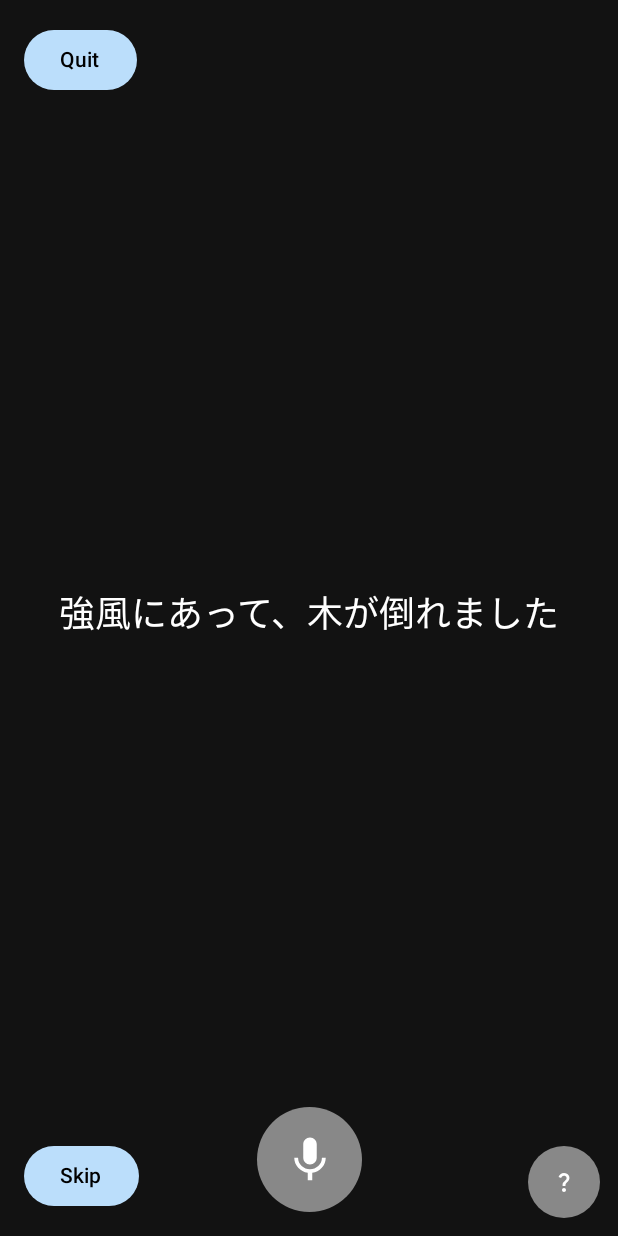
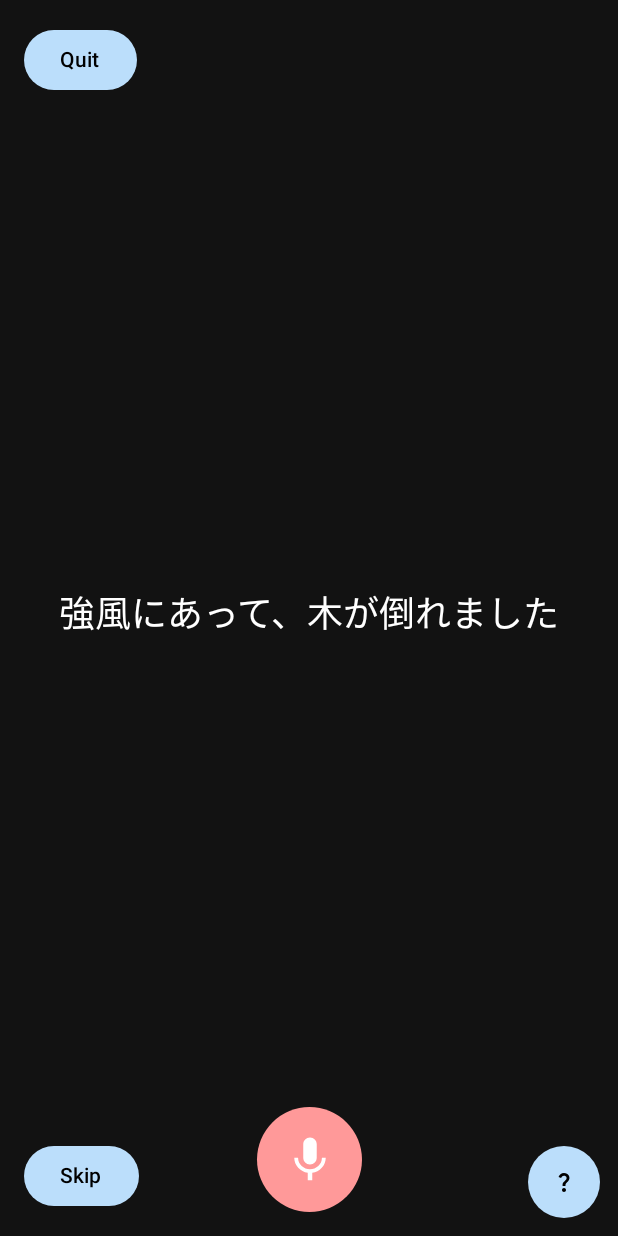
Before and after one commit to robpineda/koekoi, an Android app built with Jetpack Compose: the GameActivity screen opened directly, with no data from a screen before it, after a tap on "Speak", on a phone screen of 412 x 824 dp. Run offline under Robolectric (Android 15) with nearby library versions, the phone set to English and light mode, and no system bars; libraries missing offline, so code that uses them is left out: com.atilika.kuromoji.

Commit message:
Changed colors and animation of mic. Feedback to the user when the app is no longer listening

```diff
--- a/app/src/main/java/com/robertopineda/koekoi/GameActivity.kt
+++ b/app/src/main/java/com/robertopineda/koekoi/GameActivity.kt
@@ -50,6 +50,7 @@ class GameActivity : ComponentActivity() {
     private lateinit var speechRecognizer: SpeechRecognizer
     private lateinit var mediaPlayer: MediaPlayer
     private var currentOnResult: ((String) -> Unit)? = null
+    private var currentOnSpeechEnded: (() -> Unit)? = null // New callback for onEndOfSpeech
     private lateinit var selectedLanguage: String
     private lateinit var selectedDifficulty: String
 
@@ -95,6 +96,7 @@ class GameActivity : ComponentActivity() {
 
         override fun onEndOfSpeech() {
             Log.d("GameActivity", "Speech ended")
+            currentOnSpeechEnded?.invoke() // Notify GameScreen without altering spokenText
         }
 
         override fun onRmsChanged(rmsdB: Float) {}
@@ -129,7 +131,9 @@ class GameActivity : ComponentActivity() {
             GameScreen(
                 phrases = phrases,
                 selectedLanguage = selectedLanguage,
-                onStartListening = { index, onResult -> startListening(index, onResult) },
+                onStartListening = { index, onResult, onSpeechEnded ->
+                    startListening(index, onResult, onSpeechEnded)
+                },
                 onQuit = { finish() },
                 onDestroyRecognizer = { speechRecognizer.destroy() }
             )
@@ -156,7 +160,11 @@ class GameActivity : ComponentActivity() {
         return recognizer
     }
 
-    private suspend fun startListening(currentIndex: Int, onResult: (String) -> Unit) {
+    private suspend fun startListening(
+        currentIndex: Int,
+        onResult: (String) -> Unit,
+        onSpeechEnded: () -> Unit // New parameter
+    ) {
         if (ContextCompat.checkSelfPermission(this, Manifest.permission.RECORD_AUDIO) != PackageManager.PERMISSION_GRANTED) {
             onResult("Permission denied")
             return
@@ -168,6 +176,7 @@ class GameActivity : ComponentActivity() {
         delay(50)
 
         currentOnResult = onResult
+        currentOnSpeechEnded = onSpeechEnded // Set the callback
 
         val intent = Intent(RecognizerIntent.ACTION_RECOGNIZE_SPEECH).apply {
             putExtra(RecognizerIntent.EXTRA_LANGUAGE_MODEL, RecognizerIntent.LANGUAGE_MODEL_FREE_FORM)
@@ -279,7 +288,7 @@ class GameActivity : ComponentActivity() {
 fun GameScreen(
     phrases: List<GameActivity.Phrase>,
     selectedLanguage: String,
-    onStartListening: suspend (Int, (String) -> Unit) -> Unit,
+    onStartListening: suspend (Int, (String) -> Unit, () -> Unit) -> Unit, // Updated signature
     onQuit: () -> Unit,
     onDestroyRecognizer: () -> Unit
 ) {
@@ -290,6 +299,7 @@ fun GameScreen(
     var showHelp by remember { mutableStateOf(false) }
     var speechEnded by remember { mutableStateOf(false) }
     var lastPartialText by remember { mutableStateOf("") }
+    var isRecording by remember { mutableStateOf(false) }
 
     val backgroundColor by animateColorAsState(
         targetValue = when (isCorrect) {
@@ -301,14 +311,6 @@ fun GameScreen(
     )
 
     val coroutineScope = rememberCoroutineScope()
-    val isListening = spokenText == "Listening..."
-    val pulseScale by animateFloatAsState(
-        targetValue = if (isListening) 1.2f else 1.0f,
-        animationSpec = infiniteRepeatable(
-            animation = tween(durationMillis = 500, easing = LinearEasing),
-            repeatMode = RepeatMode.Reverse
-        )
-    )
 
     suspend fun toReading(text: String): String {
         return if (selectedLanguage == "Japanese") {
@@ -322,7 +324,7 @@ fun GameScreen(
         }
     }
 
-        LaunchedEffect(spokenText) {
+    LaunchedEffect(spokenText) {
         if (spokenText.isNotEmpty() && spokenText != "Listening...") {
             val expected = phrases[currentIndex].expected
             val normalizedExpected = toReading(expected.replace("[\\s、。？！]".toRegex(), "")).lowercase()
@@ -342,32 +344,32 @@ fun GameScreen(
                 isCorrect = null
                 showResult = false
                 lastPartialText = ""
-                Log.d("entered 0", "entered 0");
+                isRecording = false
+                Log.d("entered 0", "entered 0")
             } else {
-                // Check if spoken text is a prefix of expected text or matches fully
                 val isPrefix = normalizedExpected.startsWith(normalizedSpoken)
                 val matches = normalizedExpected == normalizedSpoken
 
                 if (matches) {
-                    // Full match, mark as correct
                     isCorrect = true
                     showResult = true
                     showHelp = true
                     onDestroyRecognizer()
-                    Log.d("entered 1", "entered 1");
+                    isRecording = false
+                    Log.d("entered 1", "entered 1")
                 } else if (!isPrefix && normalizedSpoken.isNotEmpty()) {
-                    // Spoken text deviates from expected, mark as incorrect
                     isCorrect = false
                     showResult = true
-                    speechEnded = true // Treat as final since no recovery possible
+                    speechEnded = true
                     onDestroyRecognizer()
+                    isRecording = false
                     Log.d("entered 2", "entered 2")
                 } else {
-                    // Spoken text is still a valid prefix, wait for more
+                    lastPartialText = spokenText
                     Log.d("entered 3", "entered 3")
                 }
-                Log.d("GameScreen", "Spoken: $spokenText, Expected: $expected, IsCorrect: $isCorrect, SpeechEnded: $speechEnded, LastPartial: $lastPartialText")
             }
+            Log.d("GameScreen", "Spoken: $spokenText, Expected: $expected, IsCorrect: $isCorrect, SpeechEnded: $speechEnded, LastPartial: $lastPartialText")
         }
     }
 
@@ -469,24 +471,32 @@ fun GameScreen(
                 showHelp = false
                 speechEnded = false
                 lastPartialText = ""
+                isRecording = true // Turn mic light red
                 mediaPlayer.start()
                 coroutineScope.launch {
-                    onStartListening(currentIndex) { result ->
+                    onStartListening(currentIndex, { result ->
                         spokenText = result
-                    }
+                    }, {
+                        // Callback for onEndOfSpeech
+                        isRecording = false // Turn mic back to light blue
+                        Log.d("GameScreen", "Speech ended callback triggered")
+                    })
                 }
             },
             modifier = Modifier
                 .align(Alignment.BottomCenter)
                 .padding(16.dp)
                 .size(70.dp)
-                .background(Color.Gray, shape = CircleShape)
+                .background(
+                    color = if (isRecording) Color(0xFFFF9999) else Color(0xFF99CCFF), // Light red when recording, light blue otherwise
+                    shape = CircleShape
+                )
         ) {
             Icon(
                 imageVector = Icons.Filled.Mic,
                 contentDescription = "Speak",
                 tint = Color.White,
-                modifier = Modifier.size(36.dp).scale(pulseScale)
+                modifier = Modifier.size(36.dp)
             )
         }
 
@@ -496,12 +506,12 @@ fun GameScreen(
                 .align(Alignment.BottomEnd)
                 .padding(16.dp)
                 .size(40.dp)
-                .background(Color.Gray, shape = CircleShape)
+                .background(Color(0xFFBBDEFB), shape = CircleShape)
         ) {
             Icon(
                 imageVector = Icons.Default.QuestionMark,
                 contentDescription = "Show Help",
-                tint = Color.White,
+                tint = Color.Black,
                 modifier = Modifier.size(16.dp)
             )
         }
@@ -514,6 +524,7 @@ fun GameScreen(
                 showHelp = false
                 speechEnded = false
                 lastPartialText = ""
+                isRecording = false
                 val newIndex = (currentIndex + 1) % phrases.size
                 currentIndex = newIndex
             },
```
